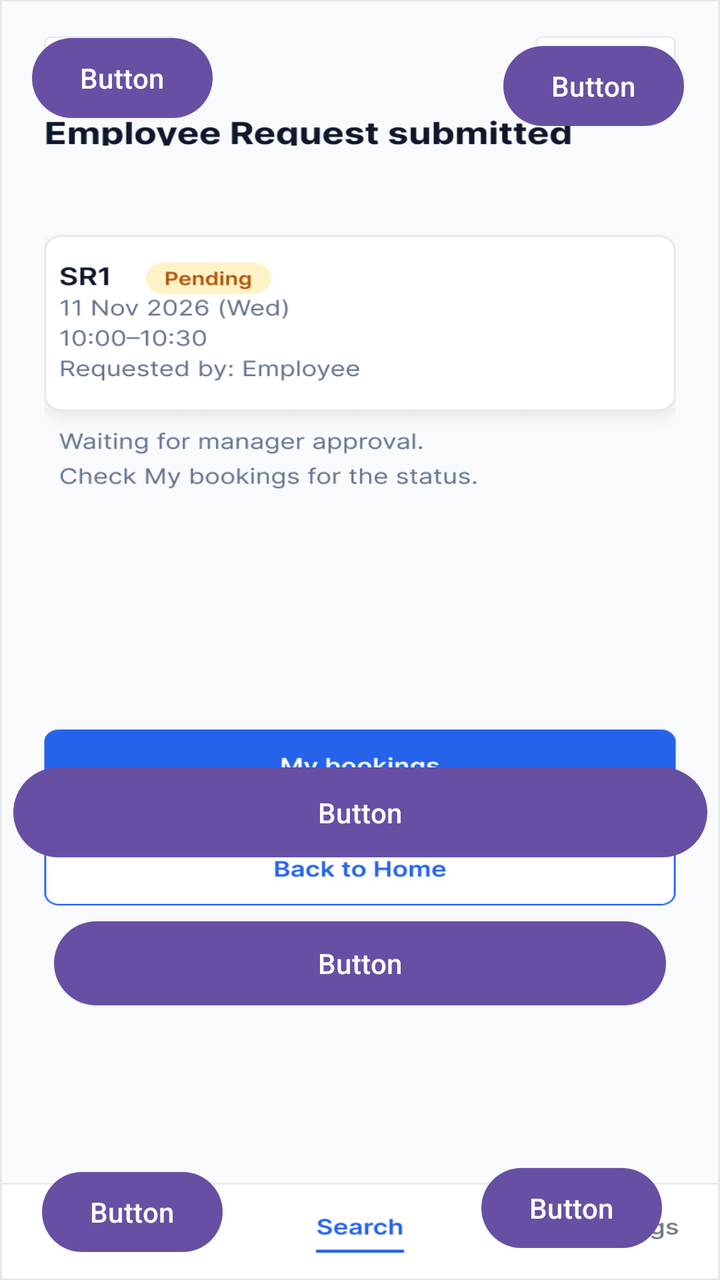
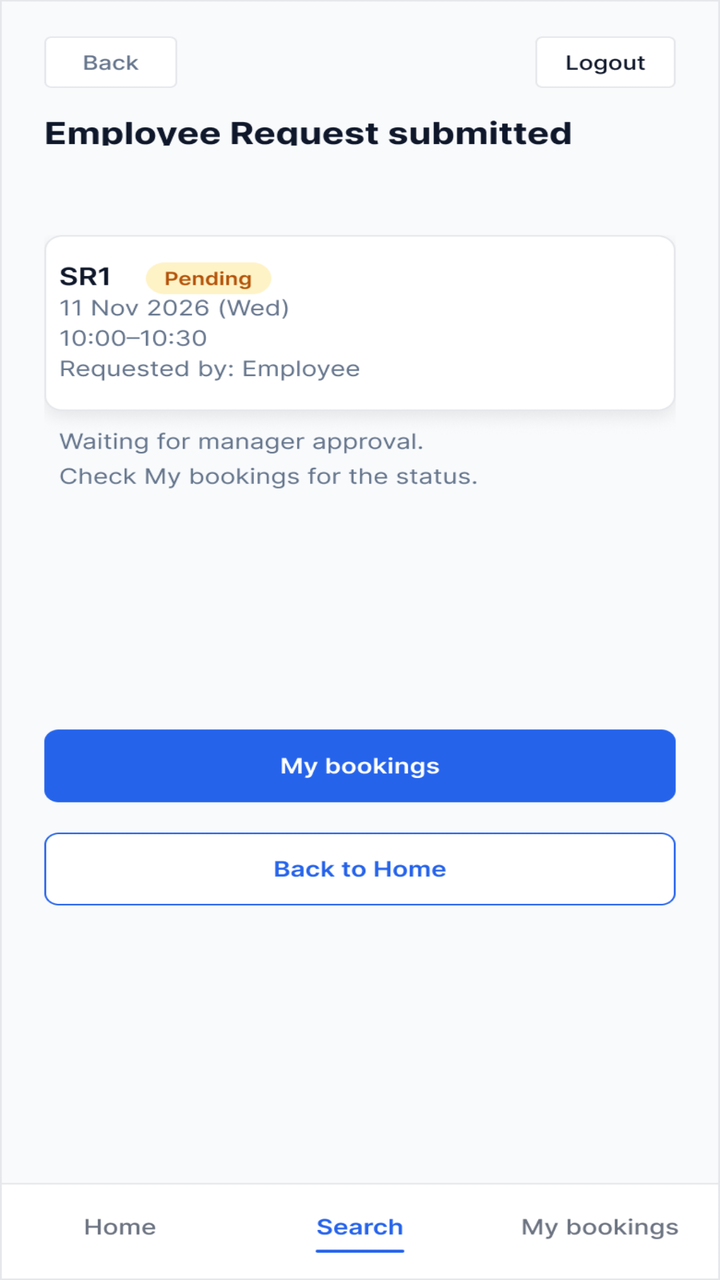

Compare the two renders of this Android layout. The source of the first and the diff that turns it into the second are given below.
<!-- AndroidManifest.xml: application theme Theme.MeetingRoomBooking -->
<!-- res/layout/activity_booking_status.xml -->
<?xml version="1.0" encoding="utf-8"?>
<androidx.constraintlayout.widget.ConstraintLayout xmlns:android="http://schemas.android.com/apk/res/android"
    xmlns:app="http://schemas.android.com/apk/res-auto"
    xmlns:tools="http://schemas.android.com/tools"
    android:id="@+id/main"
    android:layout_width="match_parent"
    android:layout_height="match_parent"
    tools:context=".BookingStatusActivity">

    <ImageView
        android:id="@+id/imageView4"
        android:layout_width="0dp"
        android:layout_height="0dp"
        android:scaleType="fitXY"
        app:layout_constraintBottom_toBottomOf="parent"
        app:layout_constraintEnd_toEndOf="parent"
        app:layout_constraintStart_toStartOf="parent"
        app:layout_constraintTop_toTopOf="parent"
        app:srcCompat="@drawable/screen_booking_status" />

    <Button
        android:id="@+id/btnbackfrombookstatus"
        android:layout_width="wrap_content"
        android:layout_height="wrap_content"
        android:layout_marginStart="16dp"
        android:layout_marginTop="15dp"
        android:text="Button"
        app:layout_constraintStart_toStartOf="parent"
        app:layout_constraintTop_toTopOf="parent" />

    <Button
        android:id="@+id/btnlogoutfrombookstatus"
        android:layout_width="wrap_content"
        android:layout_height="wrap_content"
        android:layout_marginTop="19dp"
        android:layout_marginEnd="18dp"
        android:text="Button"
        app:layout_constraintEnd_toEndOf="parent"
        app:layout_constraintTop_toTopOf="parent" />

    <Button
        android:id="@+id/btnmybookingfrombookstatus"
        android:layout_width="347dp"
        android:layout_height="53dp"
        android:layout_marginStart="160dp"
        android:layout_marginTop="509dp"
        android:layout_marginEnd="160dp"
        android:layout_marginBottom="279dp"
        android:text="Button"
        app:layout_constraintBottom_toTopOf="@+id/btnsearchfromroomstatus"
        app:layout_constraintEnd_toEndOf="parent"
        app:layout_constraintStart_toStartOf="parent"
        app:layout_constraintTop_toTopOf="parent" />

    <Button
        android:id="@+id/btnhomefrombookstatus"
        android:layout_width="0dp"
        android:layout_height="50dp"
        android:layout_marginStart="27dp"
        android:layout_marginTop="24dp"
        android:layout_marginEnd="27dp"
        android:text="Button"
        app:layout_constraintEnd_toEndOf="parent"
        app:layout_constraintStart_toStartOf="parent"
        app:layout_constraintTop_toBottomOf="@+id/btnmybookingfrombookstatus" />

    <Button
        android:id="@+id/btnhomefrombookstatus2"
        android:layout_width="wrap_content"
        android:layout_height="wrap_content"
        android:layout_marginStart="21dp"
        android:layout_marginBottom="10dp"
        android:text="Button"
        app:layout_constraintBottom_toBottomOf="parent"
        app:layout_constraintStart_toStartOf="parent" />

    <Button
        android:id="@+id/btnsearchfromroomstatus"
        android:layout_width="wrap_content"
        android:layout_height="wrap_content"
        android:layout_marginEnd="41dp"
        android:layout_marginBottom="10dp"
        android:text="Button"
        app:layout_constraintBottom_toBottomOf="parent"
        app:layout_constraintEnd_toStartOf="@+id/btnmybookingfrombookstatus2"
        app:layout_constraintTop_toBottomOf="@+id/btnmybookingfrombookstatus" />

    <Button
        android:id="@+id/btnmybookingfrombookstatus2"
        android:layout_width="wrap_content"
        android:layout_height="wrap_content"
        android:layout_marginEnd="29dp"
        android:layout_marginBottom="12dp"
        android:text="Button"
        app:layout_constraintBottom_toBottomOf="parent"
        app:layout_constraintEnd_toEndOf="parent" />
</androidx.constraintlayout.widget.ConstraintLayout>
<!-- resources referenced by this layout -->
<resources>
  <!-- drawable screen_booking_status: png bitmap (drawable, 62125 bytes) -->
  <style name="Theme.MeetingRoomBooking" parent="Base.Theme.MeetingRoomBooking" />
  <style name="Base.Theme.MeetingRoomBooking" parent="Theme.Material3.DayNight.NoActionBar">
          
          
      </style>
</resources>

<!-- the commit's change to res/layout/activity_booking_status.xml (unified diff, before → after) -->
@@ -24,6 +24,7 @@
         android:layout_height="wrap_content"
         android:layout_marginStart="16dp"
         android:layout_marginTop="15dp"
+        android:alpha="0"
         android:text="Button"
         app:layout_constraintStart_toStartOf="parent"
         app:layout_constraintTop_toTopOf="parent" />
@@ -34,6 +35,7 @@
         android:layout_height="wrap_content"
         android:layout_marginTop="19dp"
         android:layout_marginEnd="18dp"
+        android:alpha="0"
         android:text="Button"
         app:layout_constraintEnd_toEndOf="parent"
         app:layout_constraintTop_toTopOf="parent" />
@@ -46,6 +48,7 @@
         android:layout_marginTop="509dp"
         android:layout_marginEnd="160dp"
         android:layout_marginBottom="279dp"
+        android:alpha="0"
         android:text="Button"
         app:layout_constraintBottom_toTopOf="@+id/btnsearchfromroomstatus"
         app:layout_constraintEnd_toEndOf="parent"
@@ -59,6 +62,7 @@
         android:layout_marginStart="27dp"
         android:layout_marginTop="24dp"
         android:layout_marginEnd="27dp"
+        android:alpha="0"
         android:text="Button"
         app:layout_constraintEnd_toEndOf="parent"
         app:layout_constraintStart_toStartOf="parent"
@@ -70,6 +74,7 @@
         android:layout_height="wrap_content"
         android:layout_marginStart="21dp"
         android:layout_marginBottom="10dp"
+        android:alpha="0"
         android:text="Button"
         app:layout_constraintBottom_toBottomOf="parent"
         app:layout_constraintStart_toStartOf="parent" />
@@ -80,6 +85,7 @@
         android:layout_height="wrap_content"
         android:layout_marginEnd="41dp"
         android:layout_marginBottom="10dp"
+        android:alpha="0"
         android:text="Button"
         app:layout_constraintBottom_toBottomOf="parent"
         app:layout_constraintEnd_toStartOf="@+id/btnmybookingfrombookstatus2"
@@ -91,6 +97,7 @@
         android:layout_height="wrap_content"
         android:layout_marginEnd="29dp"
         android:layout_marginBottom="12dp"
+        android:alpha="0"
         android:text="Button"
         app:layout_constraintBottom_toBottomOf="parent"
         app:layout_constraintEnd_toEndOf="parent" />
